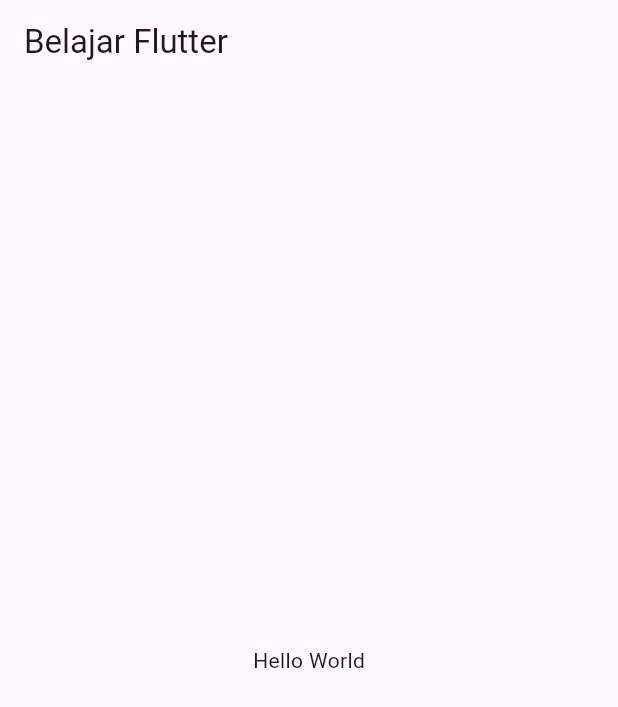
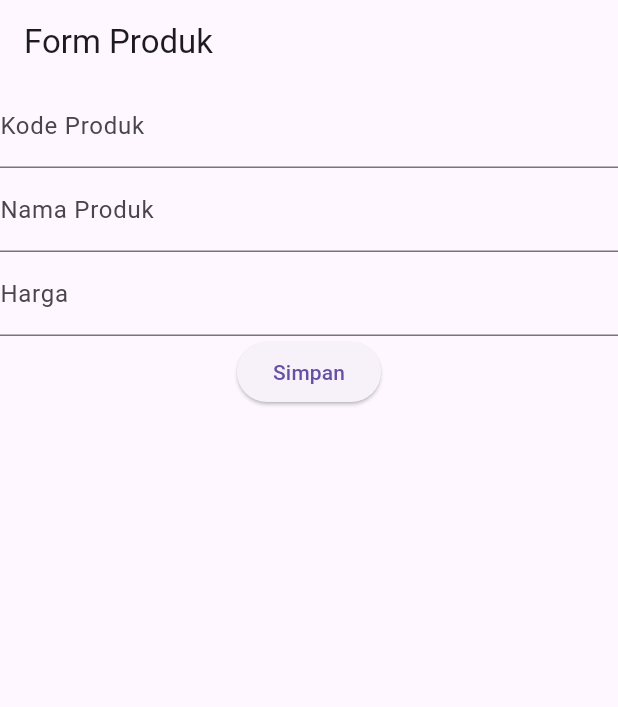
Before and after one commit to yoas30/project1flutter, a Flutter app: the screen it shows after launch, on a phone screen of 412 x 824 dp. Shown: the top 707 px of the screen. Run offline on Flutter 3.47's test engine with Material 3 defaults, Android fonts, the phone set to English and light mode, and no system bars.

Commit message:
new file:   lib/column_widget.dart 	modified:   lib/hello_word.dart 	modified:   lib/main.dart 	new file:   lib/row_widget.dart 	new file:   lib/ui/produk_form.dart

```diff
--- a/lib/hello_word.dart
+++ b/lib/hello_word.dart
@@ -5,7 +5,9 @@ class HelloWorld extends StatelessWidget {
   Widget build(BuildContext context) {
     return Scaffold(
         appBar: AppBar(
-          title: const Text('Belajar Flutter'),
+          title: const Center(
+          child : Text('Belajar Flutter'),
+        ),
           ),
         body: const Center(
           child: Text ("Hello World"),
--- a/lib/main.dart
+++ b/lib/main.dart
@@ -1,5 +1,8 @@
 import 'package:flutter/material.dart';
+import 'package:project1_flutter/column_widget.dart';
 import 'package:project1_flutter/hello_word.dart';
+import 'package:project1_flutter/row_widget.dart';
+import 'package:project1_flutter/ui/produk_form.dart';
 
 void main() {
   runApp(const MyApp());
@@ -12,7 +15,10 @@ class MyApp extends StatelessWidget {
   Widget build(BuildContext context) {
     return MaterialApp(
       title: "Aplikasi Flutter Pertama",
-      home: HelloWorld(),
+    //  home: HelloWorld(),
+    // home: ColumnWidget(),
+    //home : RowWidget(),
+    home : ProdukForm(),
     );
   }
 }
--- /dev/null
+++ b/lib/ui/produk_form.dart
@@ -0,0 +1,31 @@
+import 'package:flutter/material.dart';
+
+class ProdukForm extends StatefulWidget {
+  const ProdukForm({Key? key}) : super(key: key);
+
+  @override
+  _ProdukFormState createState() => _ProdukFormState();
+}
+
+class _ProdukFormState extends State<ProdukForm> {
+  @override
+  Widget build(BuildContext context) {
+    return Scaffold(
+      appBar: AppBar(
+        title: const Text('Form Produk'),
+      ),
+      body: SingleChildScrollView(
+        child: Column(
+          children: [
+            TextField(
+                decoration: const InputDecoration(labelText: "Kode Produk")),
+            TextField(
+                decoration: const InputDecoration(labelText: "Nama Produk")),
+            TextField(decoration: const InputDecoration(labelText: "Harga")),
+            ElevatedButton(onPressed: () {}, child: const Text('Simpan'))
+          ],
+        ),
+      ),
+    );
+  }
+}
```
Also changed, not shown: lib/column_widget.dart (added, +21 -0 lines), lib/row_widget.dart (added, +22 -0 lines).
